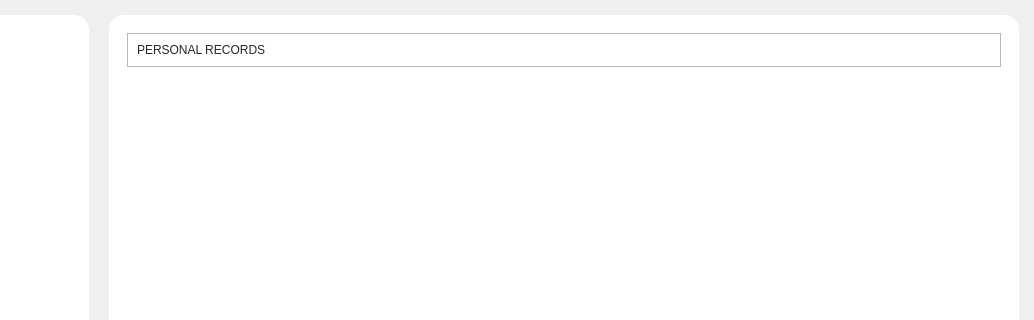
This is Frontend/Home.ui in rmmln/Petmate-Desktop-Application as Qt 5 draws it before an edit; both pictures show x 246 to 1280 and y 0 to 320 of the 1280 by 720 pixel window. The edited form follows.
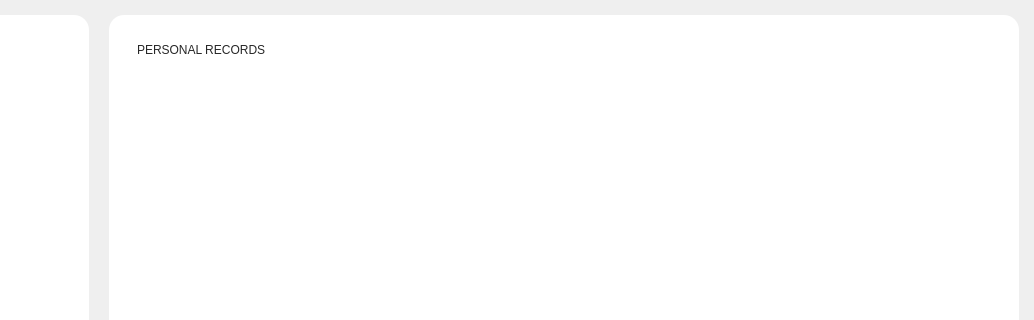
This is the edited form. The open tabs and pages were chosen to show the change. Icons and pictures are not drawn.

What changed in the file:
```diff
--- a/Frontend/Home.ui
+++ b/Frontend/Home.ui
@@ -1656,6 +1656,9 @@
           <zorder>frame_2</zorder>
          </widget>
          <widget class="QWidget" name="PetRecords">
+          <property name="styleSheet">
+           <string notr="true">background:transparent;</string>
+          </property>
           <layout class="QVBoxLayout" name="verticalLayout_10">
            <item alignment="Qt::AlignTop">
             <widget class="QFrame" name="frame_4">
```
Left out of the diff: 3 changed lines with no effect on the pictures.
